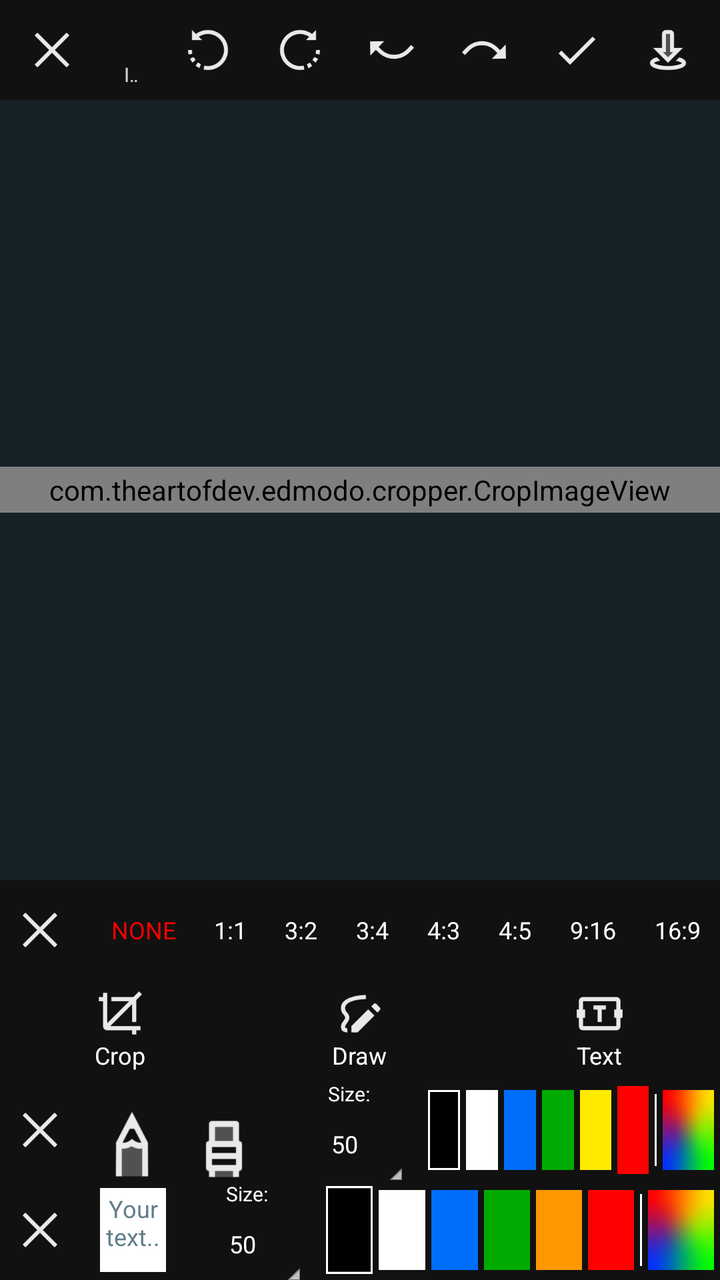
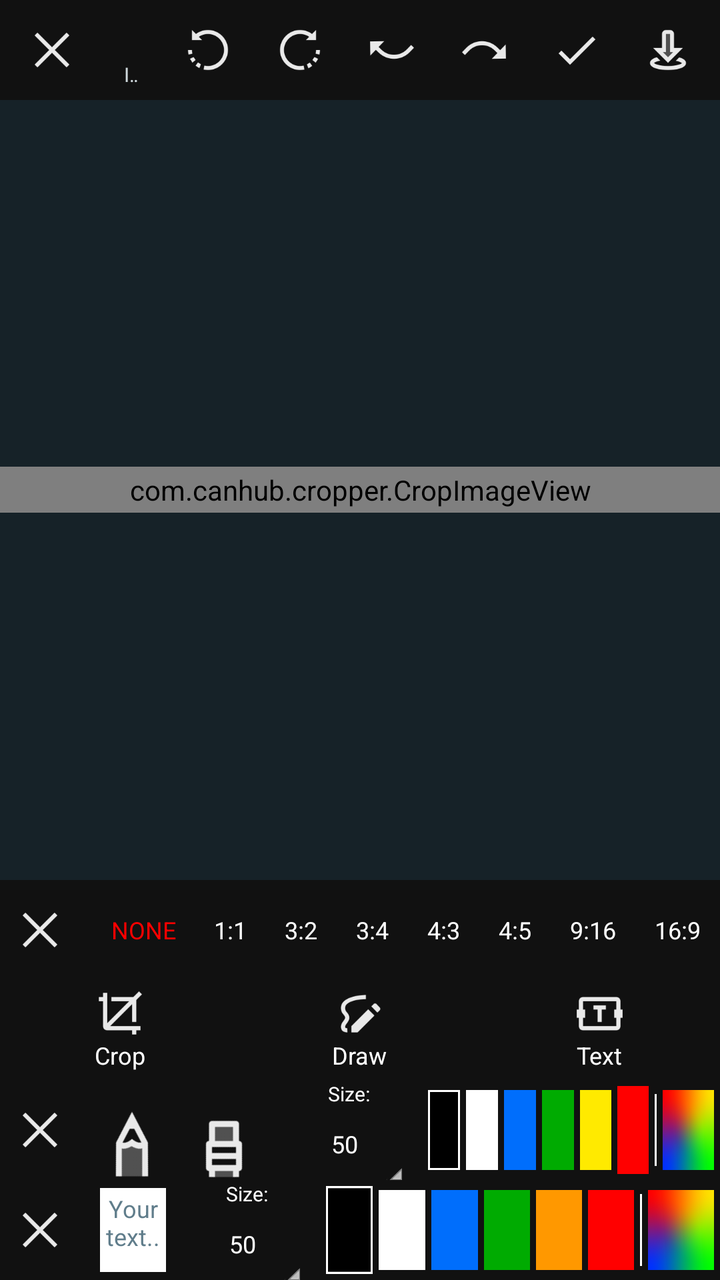

Compare the two renders of this Android layout. The source of the first and the diff that turns it into the second are given below.
<!-- AndroidManifest.xml: application theme AppTheme -->
<!-- res/layout/editimage.xml -->
<LinearLayout
	xmlns:android="http://schemas.android.com/apk/res/android"
	xmlns:app="http://schemas.android.com/apk/res-auto"
	xmlns:tools="http://schemas.android.com/tools"
	android:layout_width="match_parent"
	android:layout_height="match_parent"
	android:orientation="vertical">
	<LinearLayout
		android:id="@+id/toolbar1"
		android:layout_width="match_parent"
		android:layout_height="50dp"
		android:background="#111111"
		android:gravity="center_vertical"
		android:orientation="horizontal">
		<LinearLayout
			android:id="@+id/toolbar1_inner"
			android:layout_width="match_parent"
			android:layout_height="wrap_content"
			android:gravity="center_vertical"
			android:orientation="horizontal"
			android:animateLayoutChanges="true">
			<ImageView
				android:id="@+id/close"
				android:layout_width="40dp"
				android:layout_height="40dp"
				android:layout_marginLeft="6dp"
				android:layout_marginRight="6dp"
				android:padding="8dp"
				android:src="@drawable/content_dismiss"
				android:scaleType="fitCenter" />
			<LinearLayout
				android:id="@+id/toolbar1_info"
				android:layout_width="match_parent"
				android:layout_height="wrap_content"
				android:gravity="center_vertical"
				android:orientation="vertical"
				android:layout_weight="1">
				<TextView
					android:id="@+id/title"
					android:layout_width="wrap_content"
					android:layout_height="wrap_content"
					android:paddingLeft="10dp"
					android:paddingRight="10dp"
					android:text="your file"
					android:textSize="18sp"
					android:textStyle="bold"
					android:textColor="#FFFFFF"
					android:singleLine="true"
					android:ellipsize="marquee"
					android:marqueeRepeatLimit="marquee_forever"
					android:scrollHorizontally="true" />
				<TextView
					android:id="@+id/subtitle"
					android:layout_width="wrap_content"
					android:layout_height="wrap_content"
					android:paddingLeft="10dp"
					android:paddingRight="10dp"
					android:text="Image Viewer"
					android:textSize="10sp"
					android:textColor="#CFD8DC"
					android:singleLine="true"
					android:ellipsize="marquee"
					android:marqueeRepeatLimit="marquee_forever"
					android:scrollHorizontally="true" />
			</LinearLayout>
			<ImageView
				android:id="@+id/rotate_left"
				android:layout_width="40dp"
				android:layout_height="40dp"
				android:layout_marginRight="6dp"
				android:padding="8dp"
				android:src="@drawable/rotate_left"
				android:scaleType="fitCenter" />
			<ImageView
				android:id="@+id/rotate_right"
				android:layout_width="40dp"
				android:layout_height="40dp"
				android:layout_marginRight="6dp"
				android:padding="8dp"
				android:src="@drawable/rotate_right"
				android:scaleType="fitCenter" />
			<ImageView
				android:id="@+id/undo"
				android:layout_width="40dp"
				android:layout_height="40dp"
				android:layout_marginRight="6dp"
				android:padding="8dp"
				android:src="@drawable/redo"
				android:scaleType="fitCenter"
				android:rotation="180" />
			<ImageView
				android:id="@+id/redo"
				android:layout_width="40dp"
				android:layout_height="40dp"
				android:layout_marginRight="6dp"
				android:padding="8dp"
				android:src="@drawable/redo"
				android:scaleType="fitCenter" />
			<ImageView
				android:id="@+id/proceed"
				android:layout_width="40dp"
				android:layout_height="40dp"
				android:layout_marginRight="6dp"
				android:padding="8dp"
				android:src="@drawable/content_check"
				android:scaleType="fitCenter" />
			<ImageView
				android:id="@+id/download"
				android:layout_width="40dp"
				android:layout_height="40dp"
				android:layout_marginRight="6dp"
				android:padding="8dp"
				android:src="@drawable/content_indicator_here"
				android:scaleType="fitCenter" />
		</LinearLayout>
	</LinearLayout>
	<FrameLayout
		android:id="@+id/linear1"
		android:layout_width="match_parent"
		android:layout_height="300dp"
		android:background="#162228"
		android:gravity="center_horizontal|center_vertical"
		android:orientation="vertical"
		android:weightSum="1"
		android:layout_weight="1">
		<com.theartofdev.edmodo.cropper.CropImageView
			android:id="@+id/cropImageView"
			android:layout_width="match_parent"
			android:layout_height="wrap_content"
			android:padding="2dp"
			android:orientation="vertical"
			android:layout_gravity="center_horizontal|center_vertical"
			android:layout_weight="1" />
		<FrameLayout
			android:id="@+id/linear7"
			android:layout_width="wrap_content"
			android:layout_height="wrap_content"
			android:gravity="center_horizontal|center_vertical"
			android:orientation="vertical"
			android:layout_gravity="center_horizontal|center_vertical"
			android:layout_weight="1">
			<LinearLayout
				android:id="@+id/image"
				android:layout_width="match_parent"
				android:layout_height="wrap_content"
				android:orientation="horizontal"
				android:layout_gravity="center_horizontal|center_vertical" />
			<LinearLayout
				android:id="@+id/drawView"
				android:layout_width="match_parent"
				android:layout_height="wrap_content"
				android:orientation="vertical" />
		</FrameLayout>
	</FrameLayout>
	<LinearLayout
		android:id="@+id/crop_mb"
		android:layout_width="match_parent"
		android:layout_height="50dp"
		android:background="#111111"
		android:gravity="center_horizontal|center_vertical"
		android:orientation="horizontal"
		android:animateLayoutChanges="true">
		<ImageView
			android:id="@+id/close_crop_mb"
			android:layout_width="40dp"
			android:layout_height="40dp"
			android:layout_marginRight="6dp"
			android:padding="8dp"
			android:src="@drawable/content_dismiss"
			android:scaleType="fitCenter" />
		<TextView
			android:id="@+id/ratio_none"
			android:layout_width="wrap_content"
			android:layout_height="wrap_content"
			android:padding="8dp"
			android:gravity="center_horizontal|center_vertical"
			android:text="NONE"
			android:textSize="12sp"
			android:textColor="#FF0000"
			android:layout_weight="1" />
		<TextView
			android:id="@+id/ratio_1_1"
			android:layout_width="wrap_content"
			android:layout_height="wrap_content"
			android:padding="8dp"
			android:gravity="center_horizontal|center_vertical"
			android:text="1:1"
			android:textSize="12sp"
			android:textColor="#FFFFFF"
			android:layout_weight="1" />
		<TextView
			android:id="@+id/ratio_3_2"
			android:layout_width="wrap_content"
			android:layout_height="wrap_content"
			android:padding="8dp"
			android:gravity="center_horizontal|center_vertical"
			android:text="3:2"
			android:textSize="12sp"
			android:textColor="#FFFFFF"
			android:layout_weight="1" />
		<TextView
			android:id="@+id/ratio_3_4"
			android:layout_width="wrap_content"
			android:layout_height="wrap_content"
			android:padding="8dp"
			android:gravity="center_horizontal|center_vertical"
			android:text="3:4"
			android:textSize="12sp"
			android:textColor="#FFFFFF"
			android:layout_weight="1" />
		<TextView
			android:id="@+id/ratio_4_3"
			android:layout_width="wrap_content"
			android:layout_height="wrap_content"
			android:padding="8dp"
			android:gravity="center_horizontal|center_vertical"
			android:text="4:3"
			android:textSize="12sp"
			android:textColor="#FFFFFF"
			android:layout_weight="1" />
		<TextView
			android:id="@+id/ratio_4_5"
			android:layout_width="wrap_content"
			android:layout_height="wrap_content"
			android:padding="8dp"
			android:gravity="center_horizontal|center_vertical"
			android:text="4:5"
			android:textSize="12sp"
			android:textColor="#FFFFFF"
			android:layout_weight="1" />
		<TextView
			android:id="@+id/ratio_9_16"
			android:layout_width="wrap_content"
			android:layout_height="wrap_content"
			android:padding="8dp"
			android:gravity="center_horizontal|center_vertical"
			android:text="9:16"
			android:textSize="12sp"
			android:textColor="#FFFFFF"
			android:layout_weight="1" />
		<TextView
			android:id="@+id/ratio_16_9"
			android:layout_width="wrap_content"
			android:layout_height="wrap_content"
			android:padding="8dp"
			android:gravity="center_horizontal|center_vertical"
			android:text="16:9"
			android:textSize="12sp"
			android:textColor="#FFFFFF"
			android:layout_weight="1" />
	</LinearLayout>
	<LinearLayout
		android:id="@+id/main_mb"
		android:layout_width="match_parent"
		android:layout_height="50dp"
		android:background="#111111"
		android:orientation="horizontal">
		<LinearLayout
			android:id="@+id/crop_op"
			android:layout_width="75dp"
			android:layout_height="match_parent"
			android:gravity="center_horizontal|center_vertical"
			android:orientation="vertical"
			android:layout_weight="1">
			<ImageView
				android:id="@+id/imageview4"
				android:layout_width="35dp"
				android:layout_height="25dp"
				android:src="@drawable/content_crop"
				android:scaleType="fitCenter" />
			<TextView
				android:id="@+id/textview1"
				android:layout_width="wrap_content"
				android:layout_height="wrap_content"
				android:text="Crop"
				android:textSize="12sp"
				android:textColor="#FFFFFF" />
		</LinearLayout>
		<LinearLayout
			android:id="@+id/draw_op"
			android:layout_width="75dp"
			android:layout_height="match_parent"
			android:gravity="center_horizontal|center_vertical"
			android:orientation="vertical"
			android:layout_weight="1">
			<ImageView
				android:id="@+id/imageview5"
				android:layout_width="35dp"
				android:layout_height="25dp"
				android:src="@drawable/content_drawing"
				android:scaleType="fitCenter" />
			<TextView
				android:id="@+id/textview2"
				android:layout_width="wrap_content"
				android:layout_height="wrap_content"
				android:text="Draw"
				android:textSize="12sp"
				android:textColor="#FFFFFF" />
		</LinearLayout>
		<LinearLayout
			android:id="@+id/text_op"
			android:layout_width="75dp"
			android:layout_height="match_parent"
			android:gravity="center_horizontal|center_vertical"
			android:orientation="vertical"
			android:layout_weight="1">
			<ImageView
				android:id="@+id/imageview6"
				android:layout_width="35dp"
				android:layout_height="25dp"
				android:src="@drawable/content_textbox"
				android:scaleType="fitCenter" />
			<TextView
				android:id="@+id/textview3"
				android:layout_width="wrap_content"
				android:layout_height="wrap_content"
				android:text="Text"
				android:textSize="12sp"
				android:textColor="#FFFFFF" />
		</LinearLayout>
	</LinearLayout>
	<LinearLayout
		android:id="@+id/draw_mb"
		android:layout_width="match_parent"
		android:layout_height="50dp"
		android:background="#111111"
		android:gravity="center_horizontal|center_vertical"
		android:orientation="horizontal"
		android:animateLayoutChanges="true">
		<ImageView
			android:id="@+id/close_draw_mb"
			android:layout_width="40dp"
			android:layout_height="40dp"
			android:layout_marginRight="6dp"
			android:padding="8dp"
			android:src="@drawable/content_dismiss"
			android:scaleType="fitCenter" />
		<ImageView
			android:id="@+id/pencil"
			android:layout_width="40dp"
			android:layout_height="40dp"
			android:layout_marginRight="6dp"
			android:padding="2dp"
			android:src="@drawable/content_pencil_drawing"
			android:scaleType="fitCenter"
			android:rotation="135"
			android:translationY="10.0dp" />
		<ImageView
			android:id="@+id/eraser"
			android:layout_width="40dp"
			android:layout_height="40dp"
			android:layout_marginRight="6dp"
			android:padding="2dp"
			android:src="@drawable/content_pencil_eraser"
			android:scaleType="fitCenter"
			android:rotation="315"
			android:translationY="10.0dp" />
		<LinearLayout
			android:id="@+id/linear38"
			android:layout_width="65dp"
			android:layout_height="match_parent"
			android:layout_marginLeft="4dp"
			android:layout_marginRight="4dp"
			android:gravity="center_horizontal|center_vertical"
			android:orientation="vertical">
			<TextView
				android:id="@+id/textview9"
				android:layout_width="wrap_content"
				android:layout_height="wrap_content"
				android:text="Size:"
				android:textSize="10sp"
				android:textColor="#FFFFFF" />
			<LinearLayout
				android:id="@+id/linear39"
				android:layout_width="match_parent"
				android:layout_height="wrap_content"
				android:gravity="center_horizontal|bottom"
				android:orientation="horizontal"
				android:layout_weight="1">
				<TextView
					android:id="@+id/paintsize_output"
					android:layout_width="wrap_content"
					android:layout_height="match_parent"
					android:paddingLeft="4dp"
					android:gravity="center_horizontal|center_vertical"
					android:text="50"
					android:textSize="12sp"
					android:textColor="#FFFFFF"
					android:layout_weight="1" />
				<ImageView
					android:id="@+id/up_paint"
					android:layout_width="8dp"
					android:layout_height="8dp"
					android:src="@drawable/shows_more"
					android:scaleType="fitCenter"
					android:translationX="-6.0dp" />
			</LinearLayout>
		</LinearLayout>
		<LinearLayout
			android:id="@+id/linear24"
			android:layout_width="match_parent"
			android:layout_height="wrap_content"
			android:paddingTop="2dp"
			android:paddingBottom="2dp"
			android:gravity="center_horizontal|center_vertical"
			android:orientation="horizontal">
			<LinearLayout
				android:id="@+id/black_paint"
				android:layout_width="50dp"
				android:layout_height="40dp"
				android:layout_marginLeft="3dp"
				android:layout_marginTop="5dp"
				android:layout_marginRight="3dp"
				android:layout_marginBottom="5dp"
				android:padding="1dp"
				android:background="#FFFFFF"
				android:orientation="horizontal"
				android:layout_weight="1">
				<LinearLayout
					android:id="@+id/black_paint_inner"
					android:layout_width="match_parent"
					android:layout_height="match_parent"
					android:padding="8dp"
					android:background="#000000"
					android:orientation="vertical" />
			</LinearLayout>
			<LinearLayout
				android:id="@+id/white_paint"
				android:layout_width="50dp"
				android:layout_height="40dp"
				android:layout_marginTop="5dp"
				android:layout_marginRight="3dp"
				android:layout_marginBottom="5dp"
				android:padding="8dp"
				android:background="#FFFFFF"
				android:orientation="horizontal"
				android:layout_weight="1" />
			<LinearLayout
				android:id="@+id/blue_paint"
				android:layout_width="50dp"
				android:layout_height="40dp"
				android:layout_marginTop="5dp"
				android:layout_marginRight="3dp"
				android:layout_marginBottom="5dp"
				android:padding="8dp"
				android:background="#006EFC"
				android:orientation="horizontal"
				android:layout_weight="1" />
			<LinearLayout
				android:id="@+id/green_paint"
				android:layout_width="50dp"
				android:layout_height="40dp"
				android:layout_marginTop="5dp"
				android:layout_marginRight="3dp"
				android:layout_marginBottom="5dp"
				android:padding="8dp"
				android:background="#00AB01"
				android:orientation="horizontal"
				android:layout_weight="1" />
			<LinearLayout
				android:id="@+id/yellow_paint"
				android:layout_width="50dp"
				android:layout_height="40dp"
				android:layout_marginTop="5dp"
				android:layout_marginRight="3dp"
				android:layout_marginBottom="5dp"
				android:padding="8dp"
				android:background="#FFEA00"
				android:orientation="horizontal"
				android:layout_weight="1" />
			<LinearLayout
				android:id="@+id/red_paint"
				android:layout_width="50dp"
				android:layout_height="40dp"
				android:layout_marginTop="5dp"
				android:layout_marginRight="3dp"
				android:layout_marginBottom="5dp"
				android:padding="8dp"
				android:background="#FF0000"
				android:orientation="horizontal"
				android:scaleY="1.1"
				android:layout_weight="1" />
			<LinearLayout
				android:id="@+id/linear31"
				android:layout_width="1dp"
				android:layout_height="match_parent"
				android:layout_marginTop="5dp"
				android:layout_marginRight="3dp"
				android:layout_marginBottom="5dp"
				android:padding="8dp"
				android:background="#FFFFFF"
				android:orientation="vertical" />
			<LinearLayout
				android:id="@+id/more_colors_paint"
				android:layout_width="60dp"
				android:layout_height="40dp"
				android:layout_marginTop="5dp"
				android:layout_marginRight="3dp"
				android:layout_marginBottom="5dp"
				android:padding="2dp"
				android:background="@drawable/four_point_gradient"
				android:orientation="horizontal"
				android:layout_weight="1" />
		</LinearLayout>
	</LinearLayout>
	<LinearLayout
		android:id="@+id/text_mb"
		android:layout_width="match_parent"
		android:layout_height="50dp"
		android:background="#111111"
		android:gravity="center_horizontal|center_vertical"
		android:orientation="horizontal"
		android:animateLayoutChanges="true">
		<ImageView
			android:id="@+id/close_text_mb"
			android:layout_width="40dp"
			android:layout_height="40dp"
			android:layout_marginRight="6dp"
			android:padding="8dp"
			android:src="@drawable/content_dismiss"
			android:scaleType="fitCenter" />
		<EditText
			android:id="@+id/edittext1"
			android:layout_width="wrap_content"
			android:layout_height="match_parent"
			android:layout_margin="4dp"
			android:padding="2dp"
			android:background="#FFFFFF"
			android:gravity="center_horizontal|center_vertical"
			android:textSize="12sp"
			android:textColor="#000000"
			android:hint="Your text..."
			android:textColorHint="#607D8B"
			android:layout_weight="1" />
		<LinearLayout
			android:id="@+id/linear10"
			android:layout_width="65dp"
			android:layout_height="match_parent"
			android:layout_marginLeft="4dp"
			android:layout_marginRight="4dp"
			android:gravity="center_horizontal|center_vertical"
			android:orientation="vertical">
			<TextView
				android:id="@+id/textview4"
				android:layout_width="wrap_content"
				android:layout_height="wrap_content"
				android:text="Size:"
				android:textSize="10sp"
				android:textColor="#FFFFFF" />
			<LinearLayout
				android:id="@+id/linear37"
				android:layout_width="match_parent"
				android:layout_height="wrap_content"
				android:gravity="center_horizontal|bottom"
				android:orientation="horizontal"
				android:layout_weight="1">
				<TextView
					android:id="@+id/textsize_output"
					android:layout_width="wrap_content"
					android:layout_height="match_parent"
					android:paddingLeft="4dp"
					android:gravity="center_horizontal|center_vertical"
					android:text="50"
					android:textSize="12sp"
					android:textColor="#FFFFFF"
					android:layout_weight="1" />
				<ImageView
					android:id="@+id/up_text"
					android:layout_width="8dp"
					android:layout_height="8dp"
					android:src="@drawable/shows_more"
					android:scaleType="fitCenter"
					android:translationX="-6.0dp" />
			</LinearLayout>
		</LinearLayout>
		<LinearLayout
			android:id="@+id/linear23"
			android:layout_width="200dp"
			android:layout_height="match_parent"
			android:paddingTop="2dp"
			android:paddingBottom="2dp"
			android:background="@android:color/transparent"
			android:gravity="center_horizontal|center_vertical"
			android:orientation="horizontal">
			<LinearLayout
				android:id="@+id/black_text"
				android:layout_width="50dp"
				android:layout_height="40dp"
				android:layout_marginLeft="3dp"
				android:layout_marginTop="5dp"
				android:layout_marginRight="3dp"
				android:layout_marginBottom="5dp"
				android:padding="1dp"
				android:background="#FFFFFF"
				android:orientation="horizontal"
				android:scaleY="1.1"
				android:layout_weight="1">
				<LinearLayout
					android:id="@+id/black_text_inner"
					android:layout_width="match_parent"
					android:layout_height="match_parent"
					android:padding="8dp"
					android:background="#000000"
					android:orientation="vertical" />
			</LinearLayout>
			<LinearLayout
				android:id="@+id/white_text"
				android:layout_width="50dp"
				android:layout_height="40dp"
				android:layout_marginTop="5dp"
				android:layout_marginRight="3dp"
				android:layout_marginBottom="5dp"
				android:padding="8dp"
				android:background="#FFFFFF"
				android:orientation="horizontal"
				android:layout_weight="1" />
			<LinearLayout
				android:id="@+id/blue_text"
				android:layout_width="50dp"
				android:layout_height="40dp"
				android:layout_marginTop="5dp"
				android:layout_marginRight="3dp"
				android:layout_marginBottom="5dp"
				android:padding="8dp"
				android:background="#006EFC"
				android:orientation="horizontal"
				android:layout_weight="1" />
			<LinearLayout
				android:id="@+id/green_text"
				android:layout_width="50dp"
				android:layout_height="40dp"
				android:layout_marginTop="5dp"
				android:layout_marginRight="3dp"
				android:layout_marginBottom="5dp"
				android:padding="8dp"
				android:background="#00AB01"
				android:orientation="horizontal"
				android:layout_weight="1" />
			<LinearLayout
				android:id="@+id/orange_text"
				android:layout_width="50dp"
				android:layout_height="40dp"
				android:layout_marginTop="5dp"
				android:layout_marginRight="3dp"
				android:layout_marginBottom="5dp"
				android:padding="8dp"
				android:background="#FF9800"
				android:orientation="horizontal"
				android:layout_weight="1" />
			<LinearLayout
				android:id="@+id/red_text"
				android:layout_width="50dp"
				android:layout_height="40dp"
				android:layout_marginTop="5dp"
				android:layout_marginRight="3dp"
				android:layout_marginBottom="5dp"
				android:padding="8dp"
				android:background="#FF0000"
				android:orientation="horizontal"
				android:layout_weight="1" />
			<LinearLayout
				android:id="@+id/linear17"
				android:layout_width="1dp"
				android:layout_height="match_parent"
				android:layout_marginTop="5dp"
				android:layout_marginRight="3dp"
				android:layout_marginBottom="5dp"
				android:padding="8dp"
				android:background="#FFFFFF"
				android:orientation="vertical" />
			<LinearLayout
				android:id="@+id/more_colors_text"
				android:layout_width="60dp"
				android:layout_height="40dp"
				android:layout_marginTop="5dp"
				android:layout_marginRight="3dp"
				android:layout_marginBottom="5dp"
				android:padding="2dp"
				android:background="@drawable/four_point_gradient"
				android:orientation="horizontal"
				android:layout_weight="1" />
		</LinearLayout>
	</LinearLayout>
</LinearLayout>
<!-- resources referenced by this layout -->
<resources>
  <!-- drawable content_check: png bitmap (drawable-xhdpi, 824 bytes) -->
  <!-- drawable content_crop: png bitmap (drawable-xhdpi, 963 bytes) -->
  <!-- drawable content_dismiss: png bitmap (drawable-xhdpi, 1038 bytes) -->
  <!-- drawable content_drawing: png bitmap (drawable-xhdpi, 2440 bytes) -->
  <!-- drawable content_indicator_here: png bitmap (drawable-xhdpi, 2156 bytes) -->
  <!-- drawable content_pencil_drawing: png bitmap (drawable-xhdpi, 2671 bytes) -->
  <!-- drawable content_pencil_eraser: png bitmap (drawable-xhdpi, 2040 bytes) -->
  <!-- drawable content_textbox: png bitmap (drawable-xhdpi, 942 bytes) -->
  <!-- drawable four_point_gradient: png bitmap (drawable-xhdpi, 84987 bytes) -->
  <!-- drawable redo: png bitmap (drawable-xhdpi, 1926 bytes) -->
  <!-- drawable rotate_left: png bitmap (drawable-xhdpi, 2959 bytes) -->
  <!-- drawable rotate_right: png bitmap (drawable-xhdpi, 2935 bytes) -->
  <!-- drawable shows_more: png bitmap (drawable-xhdpi, 626 bytes) -->
  <style name="AppTheme" parent="Theme.AppCompat.DayNight.NoActionBar">
          <item name="colorPrimary">@color/colorPrimary</item>
          <item name="colorPrimaryDark">@color/colorPrimaryDark</item>
          <item name="colorAccent">@color/colorAccent</item>
          <item name="colorControlHighlight">@color/colorControlHighlight</item>
          <item name="colorControlNormal">@color/colorControlNormal</item>
      </style>
  <color name="colorPrimary">#111111</color>
  <color name="colorPrimaryDark">#111111</color>
  <color name="colorAccent">#FF0000</color>
  <color name="colorControlHighlight">#FF5252</color>
  <color name="colorControlNormal">#D50000</color>
</resources>

<!-- the commit's change to res/layout/editimage.xml (unified diff, before → after) -->
@@ -123,14 +123,14 @@
 		android:orientation="vertical"
 		android:weightSum="1"
 		android:layout_weight="1">
-		<com.theartofdev.edmodo.cropper.CropImageView
-			android:id="@+id/cropImageView"
-			android:layout_width="match_parent"
-			android:layout_height="wrap_content"
-			android:padding="2dp"
-			android:orientation="vertical"
-			android:layout_gravity="center_horizontal|center_vertical"
-			android:layout_weight="1" />
+			<com.canhub.cropper.CropImageView
+				android:id="@+id/cropImageView"
+				android:layout_width="match_parent"
+				android:layout_height="wrap_content"
+				android:padding="2dp"
+				android:orientation="vertical"
+				android:layout_gravity="center_horizontal|center_vertical"
+				android:layout_weight="1" />
 		<FrameLayout
 			android:id="@+id/linear7"
 			android:layout_width="wrap_content"
